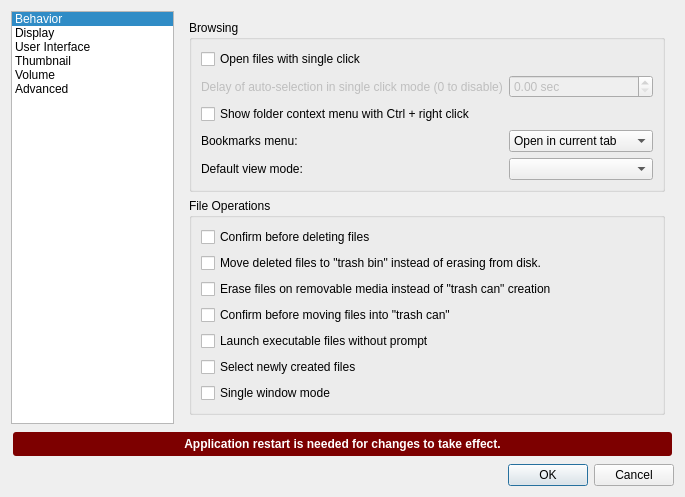
The window that pcmanfm/preferences.ui (lxqt/pcmanfm-qt) describes before a commit, drawn with Qt 5.
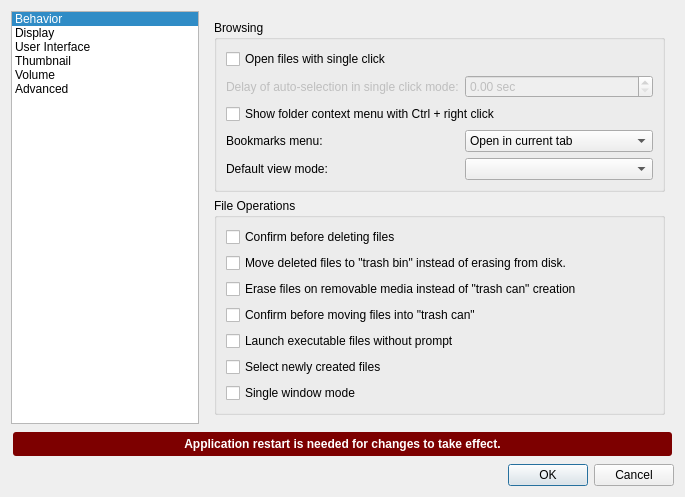
The same window after the commit.

The edit to the form file:
```diff
--- a/pcmanfm/preferences.ui
+++ b/pcmanfm/preferences.ui
@@ -100,7 +100,7 @@
                <bool>false</bool>
               </property>
               <property name="text">
-               <string>Delay of auto-selection in single click mode (0 to disable)</string>
+               <string>Delay of auto-selection in single click mode:</string>
               </property>
              </widget>
             </item>
```
Left out of the diff: 6 changed lines with no effect on the pictures.
